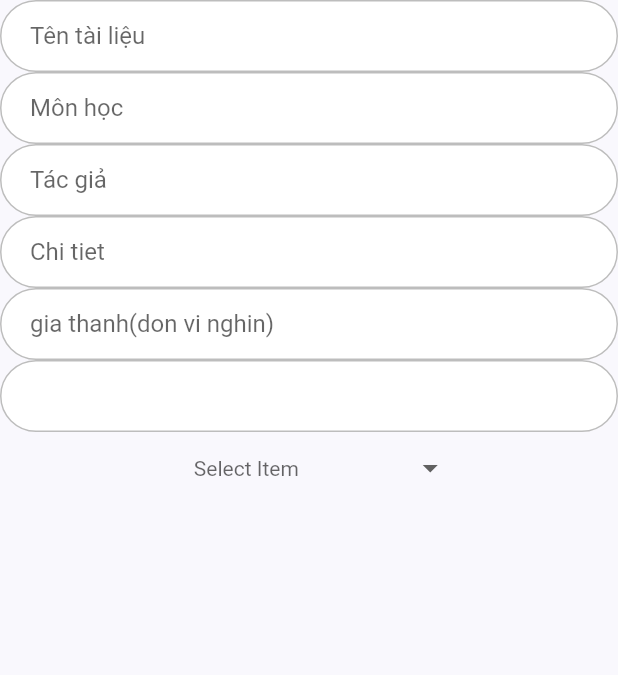
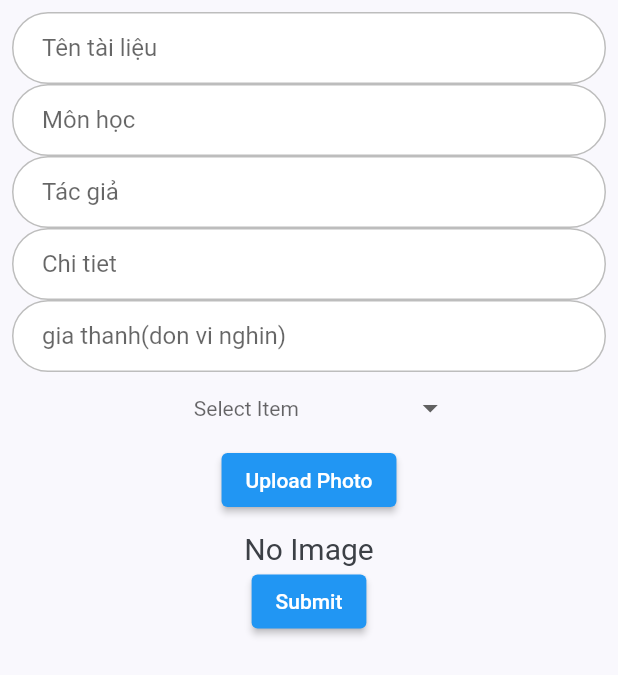
Before and after one commit to Hoang-Dung-Le/E-commerce-CTU, a Flutter app: the UpLoadImage screen opened directly, on a phone screen of 412 x 824 dp. Shown: the top 675 px of the screen. Run offline on Flutter 3.47's test engine with Material 2 defaults, Android fonts, the light colour scheme and no system bars; drawn by our look-alikes of dropdown_button2; our stand-ins replace flutter_svg, font_awesome_flutter, hexcolor, image_picker, otp_text_field.

Commit message:
upload sp 2

```diff
--- a/lib/pages/uploadImageTest.dart
+++ b/lib/pages/uploadImageTest.dart
@@ -3,6 +3,9 @@
 import 'package:flutter/src/widgets/container.dart';
 import 'package:flutter/src/widgets/framework.dart';
 import 'package:project_ctu/common/theme_helper.dart';
+import 'package:image_picker/image_picker.dart';
+import 'package:http/http.dart' as http;
+import 'dart:io';
 
 class UpLoadImage extends StatefulWidget {
   const UpLoadImage({super.key});
@@ -19,34 +22,50 @@
     'Trường Nông Nghiệp'
   ];
 
+  XFile? image;
+
+  final ImagePicker picker = ImagePicker();
+
   String? selectedValue;
+  TextEditingController _controllerTenTaiLieu = new TextEditingController();
+  TextEditingController _controllerMonHoc = new TextEditingController();
+  TextEditingController _controllerTacGia = new TextEditingController();
+  TextEditingController _controllerChiTiet = new TextEditingController();
+  TextEditingController _controllerGiaThanh = new TextEditingController();
 
   @override
   Widget build(BuildContext context) {
     return Scaffold(
-      body: SingleChildScrollView(
+      body: Padding(
+        padding: const EdgeInsets.all(8.0),
+        child: SingleChildScrollView(
             child: Form(
           child: Column(
             children: [
               TextField(
+                controller: _controllerTenTaiLieu,
                 decoration: ThemeHelper().textInputDecoration('Tên tài liệu'),
               ),
               TextField(
+                controller: _controllerMonHoc,
                 decoration: ThemeHelper().textInputDecoration('Môn học'),
               ),
               TextField(
+                controller: _controllerTacGia,
                 decoration: ThemeHelper().textInputDecoration('Tác giả'),
               ),
               TextField(
+                controller: _controllerChiTiet,
                 decoration: ThemeHelper().textInputDecoration('Chi tiet'),
               ),
               TextField(
-              decoration:
-                  ThemeHelper().textInputDecoration('gia thanh(don vi nghin)'),
+                controller: _controllerGiaThanh,
+                decoration: ThemeHelper()
+                    .textInputDecoration('gia thanh(don vi nghin)'),
               ),
-            TextField(
-              decoration: ThemeHelper().textInputDecoration(),
-            ),
+              // TextField(
+              //   decoration: ThemeHelper().textInputDecoration(),
+              // ),
               DropdownButtonHideUnderline(
                 child: DropdownButton2(
                   hint: Text(
@@ -82,9 +101,103 @@
                   // ),
                 ),
               ),
+              ElevatedButton(
+                onPressed: () {
+                  myAlert();
+                },
+                child: Text('Upload Photo'),
+              ),
+              SizedBox(
+                height: 10,
+              ),
+              //if image not null show the image
+              //if image null show text
+              image != null
+                  ? Padding(
+                      padding: const EdgeInsets.symmetric(horizontal: 20),
+                      child: ClipRRect(
+                        borderRadius: BorderRadius.circular(8),
+                        child: Image.file(
+                          //to show image, you type like this.
+                          File(image!.path),
+                          fit: BoxFit.cover,
+                          width: MediaQuery.of(context).size.width,
+                          height: 300,
+                        ),
+                      ),
+                    )
+                  : Text(
+                      "No Image",
+                      style: TextStyle(fontSize: 20),
+                    ),
+              ElevatedButton(onPressed: SubmitButton, child: Text('Submit'))
             ],
           ),
         )),
+      ),
     );
   }
+
+  void SubmitButton() {}
+
+  void myAlert() {
+    showDialog(
+        context: context,
+        builder: (BuildContext context) {
+          return AlertDialog(
+            shape:
+                RoundedRectangleBorder(borderRadius: BorderRadius.circular(8)),
+            title: Text('Please choose media to select'),
+            content: Container(
+              height: MediaQuery.of(context).size.height / 6,
+              child: Column(
+                children: [
+                  ElevatedButton(
+                    //if user click this button, user can upload image from gallery
+                    onPressed: () {
+                      Navigator.pop(context);
+                      getImage(ImageSource.gallery);
+                    },
+                    child: Row(
+                      children: [
+                        Icon(Icons.image),
+                        Text('From Gallery'),
+                      ],
+                    ),
+                  ),
+                  ElevatedButton(
+                    //if user click this button. user can upload image from camera
+                    onPressed: () {
+                      Navigator.pop(context);
+                      getImage(ImageSource.camera);
+                    },
+                    child: Row(
+                      children: [
+                        Icon(Icons.camera),
+                        Text('From Camera'),
+                      ],
+                    ),
+                  ),
+                ],
+              ),
+            ),
+          );
+        });
   }
+
+  Future getImage(ImageSource media) async {
+    var img = await picker.pickImage(source: media);
+    var request = http.MultipartRequest(
+        'POST', Uri.parse('http://10.0.2.2:3000/api/v1/upload'));
+    request.files.add(http.MultipartFile.fromBytes(
+        'picture', File(img!.path).readAsBytesSync(),
+        filename: img!.path));
+    var res = await request.send();
+    print(res.toString());
+    var res_1 = await res.stream.bytesToString();
+    print(res_1);
+    setState(() {
+      image = img;
+    });
+  }
+}
```
Lines whose indentation alone changed are shown as unchanged.
